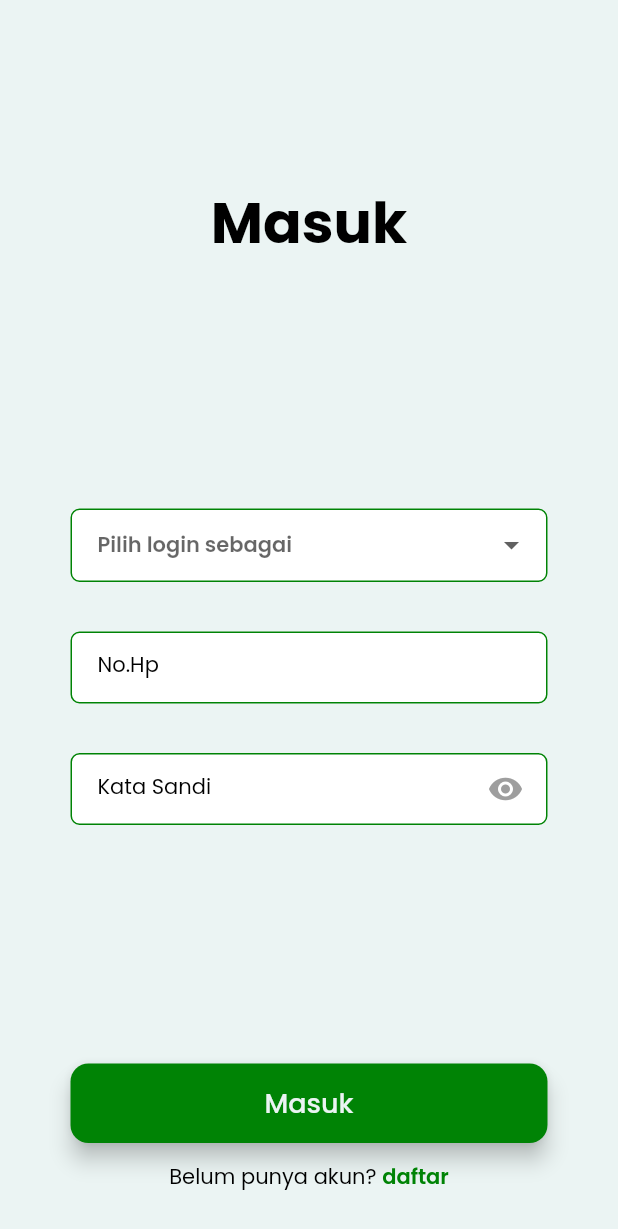
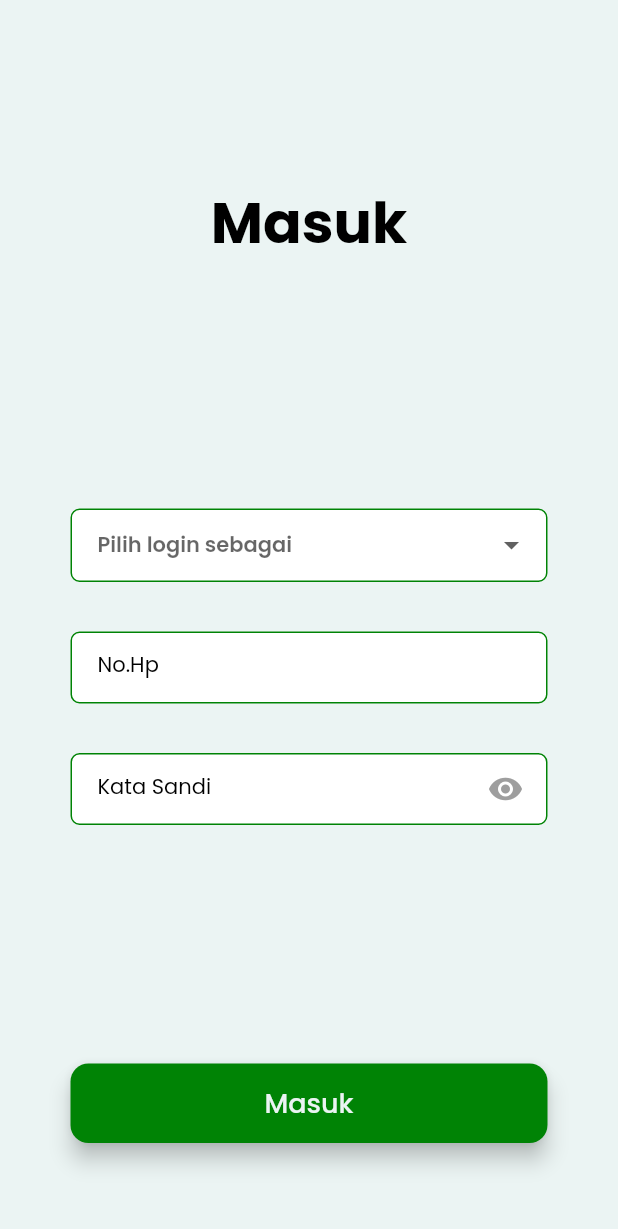
Before and after one commit to rajul0/rumah_sampah_digital, a Flutter app: the screen it shows after launch, after a tap on "Mulai", on a phone screen of 412 x 824 dp. Shown: the top 1229 px of the screen. Run offline on Flutter 3.47's test engine with Material 2 defaults, Android fonts, the phone set to English and light mode, and no system bars.

Commit message:
penyempurnaan front-end halaman login

```diff
--- a/lib/login_page.dart
+++ b/lib/login_page.dart
@@ -254,7 +254,8 @@
                     ),
                   ),
                   const SizedBox(height: 12.0),
-                  Row(
+                  _daftarVisible
+                      ? Row(
                           mainAxisAlignment: MainAxisAlignment.center,
                           children: [
                             Text('Belum punya akun? ',
@@ -275,6 +276,7 @@
                             )
                           ],
                         )
+                      : SizedBox(),
                 ]),
               ),
             ],
```
Lines whose indentation alone changed are shown as unchanged.
